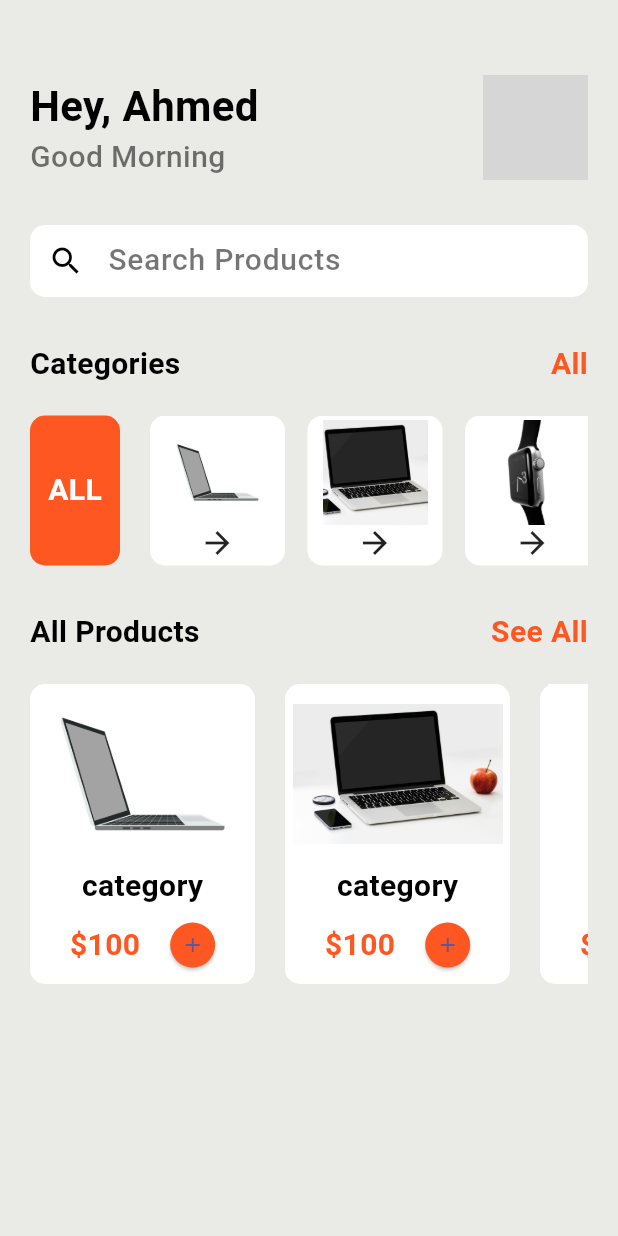
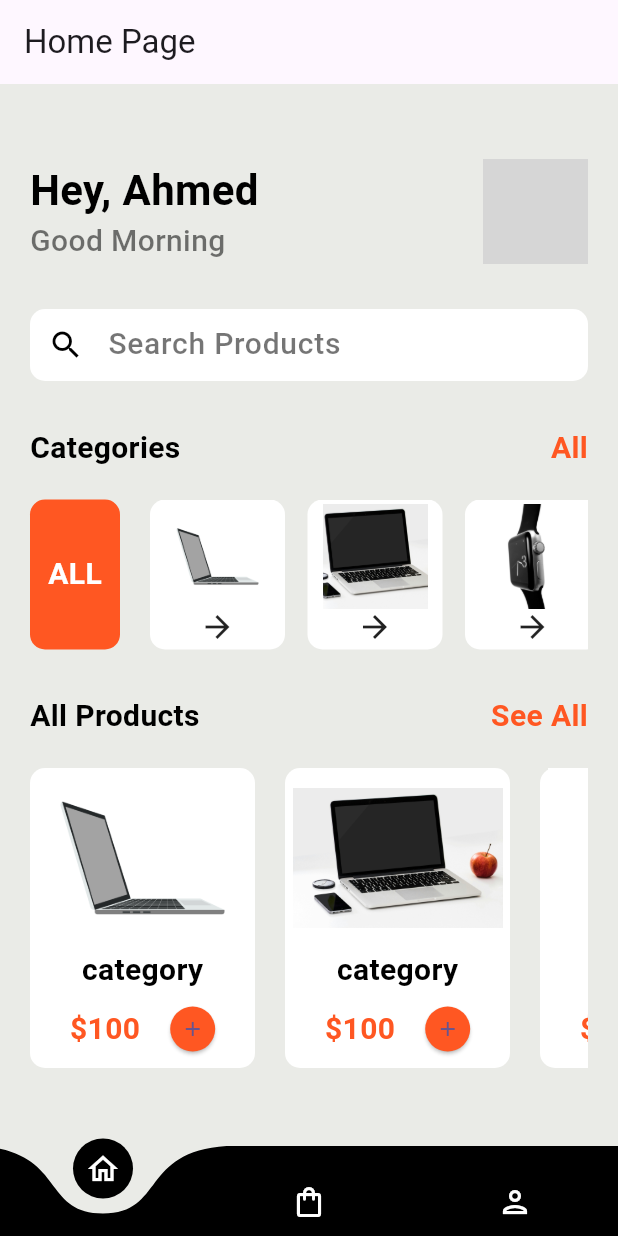
Before and after one commit to AhmedAndroid1998/Electronics-shop-Ecommerce-app-with-Admin-Panel, a Flutter app: the screen it shows after launch, on a phone screen of 412 x 824 dp. Run offline on Flutter 3.47's test engine with Material 3 defaults, Android fonts, the phone set to English and light mode, and no system bars; drawn by our look-alikes of curved_navigation_bar; grey boxes are pictures that could not be loaded.

Commit message:
add a curved bottom navigation bar 🤩🤩🤩

```diff
--- a/lib/main.dart
+++ b/lib/main.dart
@@ -1,4 +1,4 @@
-import 'package:electronics_store_e_commerce_with_admin_panel/pages/home_page.dart';
+import 'package:electronics_store_e_commerce_with_admin_panel/pages/bottom_nav_screen.dart';
 import 'package:flutter/material.dart';
 
 void main() {
@@ -17,7 +17,7 @@ class MyApp extends StatelessWidget {
       theme: ThemeData(
         colorScheme: ColorScheme.fromSeed(seedColor: Colors.deepPurple),
       ),
-      home: HomePage(),
+      home: BottomNavScreen(),
     );
   }
 }
--- /dev/null
+++ b/lib/pages/bottom_nav_screen.dart
@@ -0,0 +1,56 @@
+import 'package:curved_navigation_bar/curved_navigation_bar.dart';
+import 'package:electronics_store_e_commerce_with_admin_panel/pages/home_page.dart';
+import 'package:flutter/material.dart';
+
+import '../shared/constants.dart';
+import 'orders_page.dart';
+import 'profile_page.dart';
+
+class BottomNavScreen extends StatefulWidget {
+  const BottomNavScreen({super.key});
+
+  @override
+  State<BottomNavScreen> createState() => _BottomNavScreenState();
+}
+
+class _BottomNavScreenState extends State<BottomNavScreen> {
+  final List<Widget> _pages = [HomePage(), OrdersPage(), ProfilePage()];
+  final List<String> _pagesTitles = ["Home Page", "Orders", "Profile"];
+
+  int _currentTabIndex = 0;
+  @override
+  Widget build(BuildContext context) {
+    return Scaffold(
+      appBar: AppBar(
+        title: Text(_pagesTitles[_currentTabIndex]),
+      ),
+      bottomNavigationBar: CurvedNavigationBar(
+        height: 60,
+        color: Colors.black,
+        backgroundColor:
+            _currentTabIndex == 0 ? HOME_PAGE_BACKGROUND_COLOR : Colors.white,
+        onTap: (index) {
+          setState(() {
+            _currentTabIndex = index;
+          });
+        },
+        animationDuration: Duration(milliseconds: 400),
+        items: [
+          Icon(
+            Icons.home_outlined,
+            color: Colors.white,
+          ),
+          Icon(
+            Icons.shopping_bag_outlined,
+            color: Colors.white,
+          ),
+          Icon(
+            Icons.person_outlined,
+            color: Colors.white,
+          ),
+        ],
+      ),
+      body: _pages[_currentTabIndex],
+    );
+  }
+}
--- a/lib/pages/home_page.dart
+++ b/lib/pages/home_page.dart
@@ -1,6 +1,8 @@
 import 'package:electronics_store_e_commerce_with_admin_panel/services/asset_helper.dart';
-import 'package:electronics_store_e_commerce_with_admin_panel/widgets/support_widget.dart';
+import 'package:electronics_store_e_commerce_with_admin_panel/shared/styles.dart';
 import 'package:flutter/material.dart';
+
+import '../shared/constants.dart';
 
 class HomePage extends StatefulWidget {
   const HomePage({super.key});
@@ -13,7 +15,7 @@ class _HomePageState extends State<HomePage> {
   @override
   Widget build(BuildContext context) {
     return Scaffold(
-      backgroundColor: Color.fromARGB(255, 234, 235, 231),
+      backgroundColor: HOME_PAGE_BACKGROUND_COLOR,
       body: Container(
         margin: EdgeInsets.only(top: 50, left: 20, right: 20),
         child: Column(
@@ -41,11 +43,11 @@ class _HomePageState extends State<HomePage> {
           children: [
             Text(
               'Hey, Ahmed',
-              style: AppWidget.boldTextFieldStyle(),
+              style: MyStyles.boldTextFieldStyle(),
             ),
             Text(
               'Good Morning',
-              style: AppWidget.lightTextFieldStyle(),
+              style: MyStyles.lightTextFieldStyle(),
             ),
           ],
         ),
@@ -73,7 +75,7 @@ class _HomePageState extends State<HomePage> {
         decoration: InputDecoration(
             border: InputBorder.none, //removes the underline border
             hintText: 'Search Products',
-            hintStyle: AppWidget.lightTextFieldStyle(),
+            hintStyle: MyStyles.lightTextFieldStyle(),
             prefixIcon: Icon(
               Icons.search,
               color: Colors.black,
@@ -91,11 +93,11 @@ class _HomePageState extends State<HomePage> {
           children: [
             Text(
               'Categories',
-              style: AppWidget.smallBoldTextFieldStyle(),
+              style: MyStyles.smallBoldTextFieldStyle(),
             ),
             Text(
               'All',
-              style: AppWidget.smallBoldTextFieldStyle()
+              style: MyStyles.smallBoldTextFieldStyle()
                   .copyWith(color: Colors.deepOrange),
             ),
           ],
@@ -112,8 +114,8 @@ class _HomePageState extends State<HomePage> {
                   color: Colors.deepOrange, borderRadius: BorderRadius.circular(10)),
               child: Text(
                 'ALL',
-                style: AppWidget.smallBoldTextFieldStyle()
-                    .copyWith(color: Colors.white),
+                style:
+                    MyStyles.smallBoldTextFieldStyle().copyWith(color: Colors.white),
               ),
             ),
             Expanded(
@@ -168,11 +170,11 @@ class _HomePageState extends State<HomePage> {
           children: [
             Text(
               'All Products',
-              style: AppWidget.smallBoldTextFieldStyle(),
+              style: MyStyles.smallBoldTextFieldStyle(),
             ),
             Text(
               'See All',
-              style: AppWidget.smallBoldTextFieldStyle()
+              style: MyStyles.smallBoldTextFieldStyle()
                   .copyWith(color: Colors.deepOrange),
             ),
           ],
@@ -212,7 +214,7 @@ class _HomePageState extends State<HomePage> {
           ),
           Text(
             imageName.split('/').last.split('_').first,
-            style: AppWidget.smallBoldTextFieldStyle(),
+            style: MyStyles.smallBoldTextFieldStyle(),
           ),
           SizedBox(height: 10),
           Row(
@@ -220,7 +222,7 @@ class _HomePageState extends State<HomePage> {
             children: [
               Text(
                 '\$100',
-                style: AppWidget.smallBoldTextFieldStyle()
+                style: MyStyles.smallBoldTextFieldStyle()
                     .copyWith(color: Colors.deepOrange),
               ),
               SizedBox(width: 20),
--- /dev/null
+++ b/lib/pages/orders_page.dart
@@ -0,0 +1,12 @@
+import 'package:flutter/material.dart';
+
+class OrdersPage extends StatelessWidget {
+  const OrdersPage({super.key});
+
+  @override
+  Widget build(BuildContext context) {
+    return Container(
+      child: const Text('Orders Page'),
+    );
+  }
+}
--- /dev/null
+++ b/lib/pages/profile_page.dart
@@ -0,0 +1,12 @@
+import 'package:flutter/material.dart';
+
+class ProfilePage extends StatelessWidget {
+  const ProfilePage({super.key});
+
+  @override
+  Widget build(BuildContext context) {
+    return Container(
+      child: const Text('Profile Page'),
+    );
+  }
+}
--- /dev/null
+++ b/lib/shared/components.dart
@@ -0,0 +1 @@
+///this file will include  reusable components (widgets)
--- /dev/null
+++ b/lib/shared/constants.dart
@@ -0,0 +1,3 @@
+import 'package:flutter/material.dart';
+
+final HOME_PAGE_BACKGROUND_COLOR = Color.fromARGB(255, 234, 235, 231);
--- a/lib/widgets/support_widget.dart
+++ b/lib/shared/styles.dart
@@ -2,7 +2,7 @@ import 'package:flutter/material.dart';
 
 ///A utility class to keep styles in one place to DRY and make the code UI code
 ///easier to understand, and maintain
-class AppWidget {
+class MyStyles {
   static TextStyle boldTextFieldStyle() {
     return TextStyle(
       color: Colors.black,
--- a/pubspec.yaml
+++ b/pubspec.yaml
@@ -35,6 +35,7 @@ dependencies:
   # The following adds the Cupertino Icons font to your application.
   # Use with the CupertinoIcons class for iOS style icons.
   cupertino_icons: ^1.0.2
+  curved_navigation_bar: ^1.0.6
 
 dev_dependencies:
   flutter_test:
```
Also changed, not shown: pubspec.lock.
